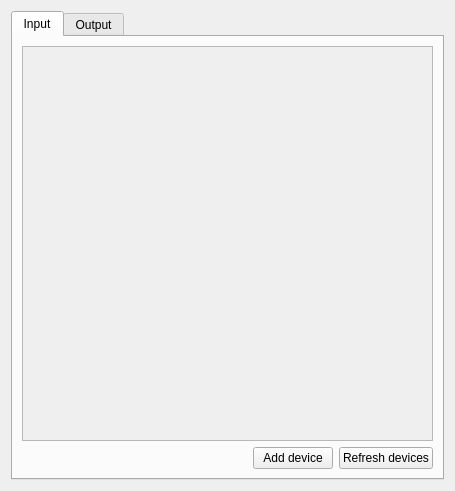
KDE/simon, file simonlib/simonsound/deviceconfiguration.ui: the form before one commit.
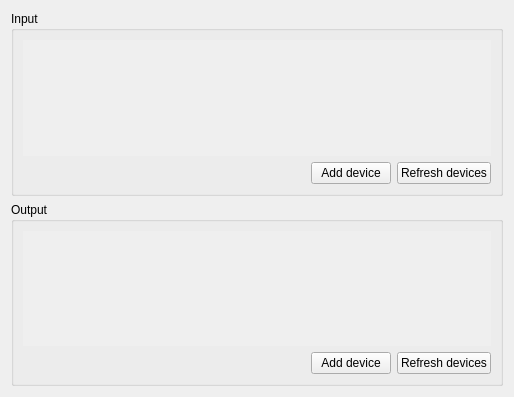
The form after the commit. Custom widgets are drawn as their Qt base class.

Commit message: Beautifying sound device configuration (removing unnecessary borders)

Patch:
```diff
--- a/simonlib/simonsound/deviceconfiguration.ui
+++ b/simonlib/simonsound/deviceconfiguration.ui
@@ -6,26 +6,37 @@
    <rect>
     <x>0</x>
     <y>0</y>
-    <width>455</width>
-    <height>491</height>
+    <width>514</width>
+    <height>397</height>
    </rect>
   </property>
   <property name="windowTitle">
    <string>Soundsettings</string>
   </property>
-  <layout class="QVBoxLayout" name="verticalLayout_5">
-   <item>
-    <widget class="KTabWidget" name="twMain">
-     <property name="currentIndex">
-      <number>0</number>
-     </property>
-     <widget class="QWidget" name="tbInput">
-      <attribute name="title">
+  <layout class="QFormLayout" name="formLayout">
+   <item row="0" column="0" colspan="2">
+    <widget class="QGroupBox" name="groupBox">
+     <property name="title">
        <string>Input</string>
-      </attribute>
-      <layout class="QVBoxLayout" name="verticalLayout_3">
+     </property>
+     <property name="flat">
+      <bool>true</bool>
+     </property>
+     <layout class="QVBoxLayout" name="verticalLayout_6">
        <item>
         <widget class="VerticalScrollArea" name="saInputDevices">
+        <property name="minimumSize">
+         <size>
+          <width>0</width>
+          <height>90</height>
+         </size>
+        </property>
+        <property name="frameShape">
+         <enum>QFrame::NoFrame</enum>
+        </property>
+        <property name="frameShadow">
+         <enum>QFrame::Plain</enum>
+        </property>
          <property name="widgetResizable">
           <bool>true</bool>
          </property>
@@ -34,11 +45,14 @@
            <rect>
             <x>0</x>
             <y>0</y>
-            <width>425</width>
-            <height>411</height>
+           <width>492</width>
+           <height>90</height>
            </rect>
           </property>
           <layout class="QVBoxLayout" name="verticalLayout_2">
+          <property name="margin">
+           <number>0</number>
+          </property>
            <item>
             <spacer name="verticalSpacer">
              <property name="orientation">
@@ -89,13 +103,30 @@
        </item>
       </layout>
      </widget>
-     <widget class="QWidget" name="tbOutput">
-      <attribute name="title">
+   </item>
+   <item row="1" column="0" colspan="2">
+    <widget class="QGroupBox" name="groupBox_2">
+     <property name="title">
        <string>Output</string>
-      </attribute>
-      <layout class="QVBoxLayout" name="verticalLayout">
+     </property>
+     <property name="flat">
+      <bool>true</bool>
+     </property>
+     <layout class="QVBoxLayout" name="verticalLayout_5">
        <item>
         <widget class="VerticalScrollArea" name="saOutputDevices">
+        <property name="minimumSize">
+         <size>
+          <width>0</width>
+          <height>90</height>
+         </size>
+        </property>
+        <property name="frameShape">
+         <enum>QFrame::NoFrame</enum>
+        </property>
+        <property name="frameShadow">
+         <enum>QFrame::Plain</enum>
+        </property>
          <property name="widgetResizable">
           <bool>true</bool>
          </property>
@@ -104,11 +135,14 @@
            <rect>
             <x>0</x>
             <y>0</y>
-            <width>425</width>
-            <height>411</height>
+           <width>492</width>
+           <height>90</height>
            </rect>
           </property>
           <layout class="QVBoxLayout" name="verticalLayout_4">
+          <property name="margin">
+           <number>0</number>
+          </property>
            <item>
             <spacer name="verticalSpacer_2">
              <property name="orientation">
@@ -159,7 +193,6 @@
        </item>
       </layout>
      </widget>
-    </widget>
    </item>
   </layout>
  </widget>
@@ -169,12 +202,6 @@
    <extends>QPushButton</extends>
    <header>kpushbutton.h</header>
   </customwidget>
-  <customwidget>
-   <class>KTabWidget</class>
-   <extends>QTabWidget</extends>
-   <header>ktabwidget.h</header>
-   <container>1</container>
-  </customwidget>
   <customwidget>
    <class>VerticalScrollArea</class>
    <extends>QScrollArea</extends>
```
Lines whose indentation alone changed are shown as unchanged. The commit also changes 1 other file.
